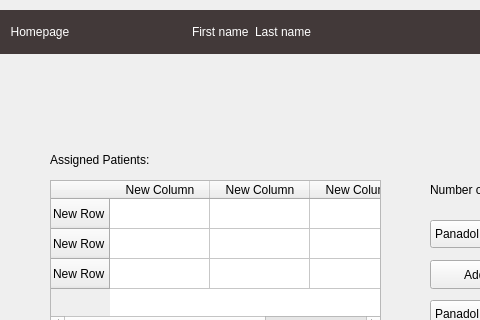
The window that Salamtak Qt files/reception.ui (Ahmed-Waseem77/SalamtakProjCS2) describes before a commit, drawn with Qt 5; both pictures show x 0 to 480 and y 0 to 320 of the 814 by 580 pixel window.
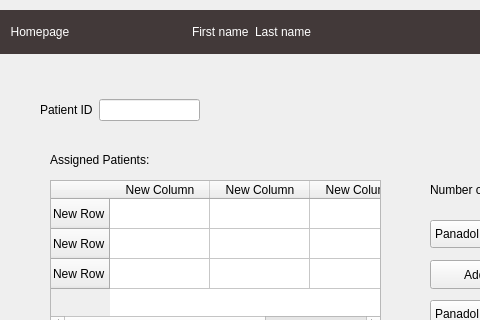
The same window after the commit.

```diff
--- a/Salamtak Qt files/reception.ui
+++ b/Salamtak Qt files/reception.ui
@@ -428,6 +428,28 @@
      <string>Assigned Patients:</string>
     </property>
    </widget>
+   <widget class="QWidget" name="horizontalLayoutWidget">
+    <property name="geometry">
+     <rect>
+      <x>40</x>
+      <y>70</y>
+      <width>160</width>
+      <height>80</height>
+     </rect>
+    </property>
+    <layout class="QHBoxLayout" name="horizontalLayout">
+     <item>
+      <widget class="QLabel" name="label_8">
+       <property name="text">
+        <string>Patient ID</string>
+       </property>
+      </widget>
+     </item>
+     <item>
+      <widget class="QLineEdit" name="lineEdit_4"/>
+     </item>
+    </layout>
+   </widget>
   </widget>
   <widget class="QMenuBar" name="menubar">
    <property name="geometry">
```
Left out of the diff: 2 changed lines with no effect on the pictures.
